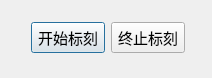
The window that UFO/ui/MarkImplement.ui (cyzzlp/UFO) describes before a commit, drawn with Qt 5.
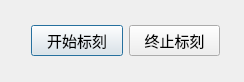
The same window after the commit.

Patch:
```diff
--- a/UFO/ui/MarkImplement.ui
+++ b/UFO/ui/MarkImplement.ui
@@ -6,8 +6,8 @@
    <rect>
     <x>0</x>
     <y>0</y>
-    <width>212</width>
-    <height>78</height>
+    <width>244</width>
+    <height>82</height>
    </rect>
   </property>
   <property name="windowTitle">
@@ -18,10 +18,22 @@
     <rect>
      <x>20</x>
      <y>10</y>
-     <width>176</width>
-     <height>55</height>
+     <width>211</width>
+     <height>61</height>
     </rect>
    </property>
+   <property name="minimumSize">
+    <size>
+     <width>211</width>
+     <height>61</height>
+    </size>
+   </property>
+   <property name="maximumSize">
+    <size>
+     <width>211</width>
+     <height>61</height>
+    </size>
+   </property>
    <property name="styleSheet">
     <string notr="true">QGroupBox {
 	border-style: solid;
```
